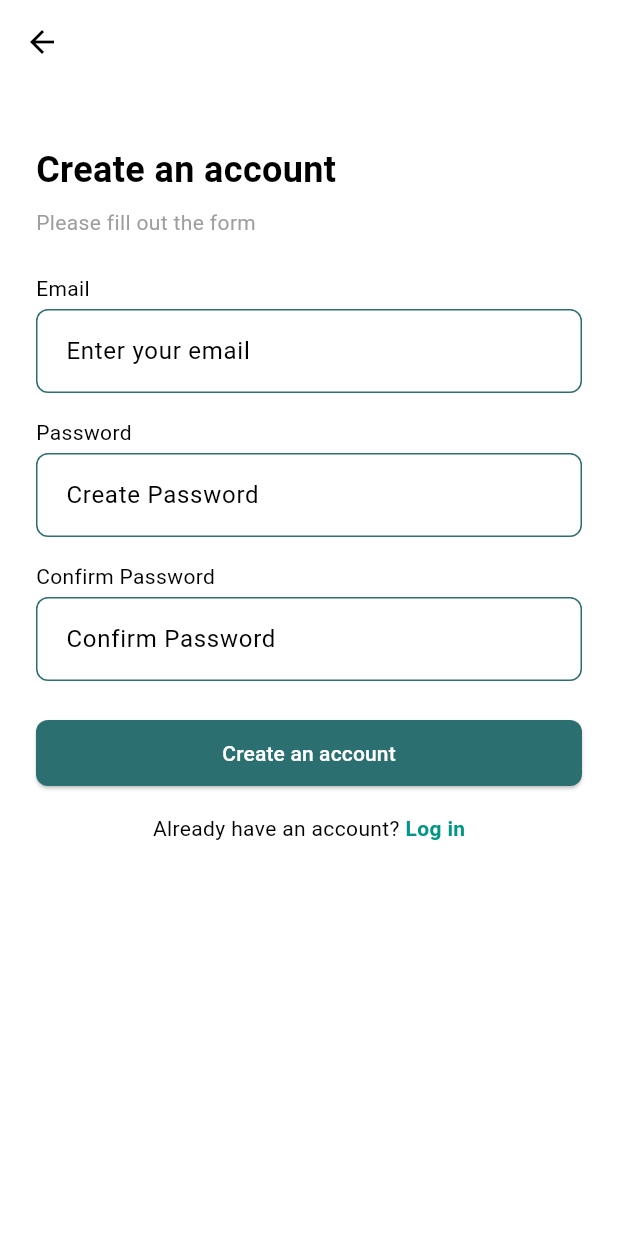
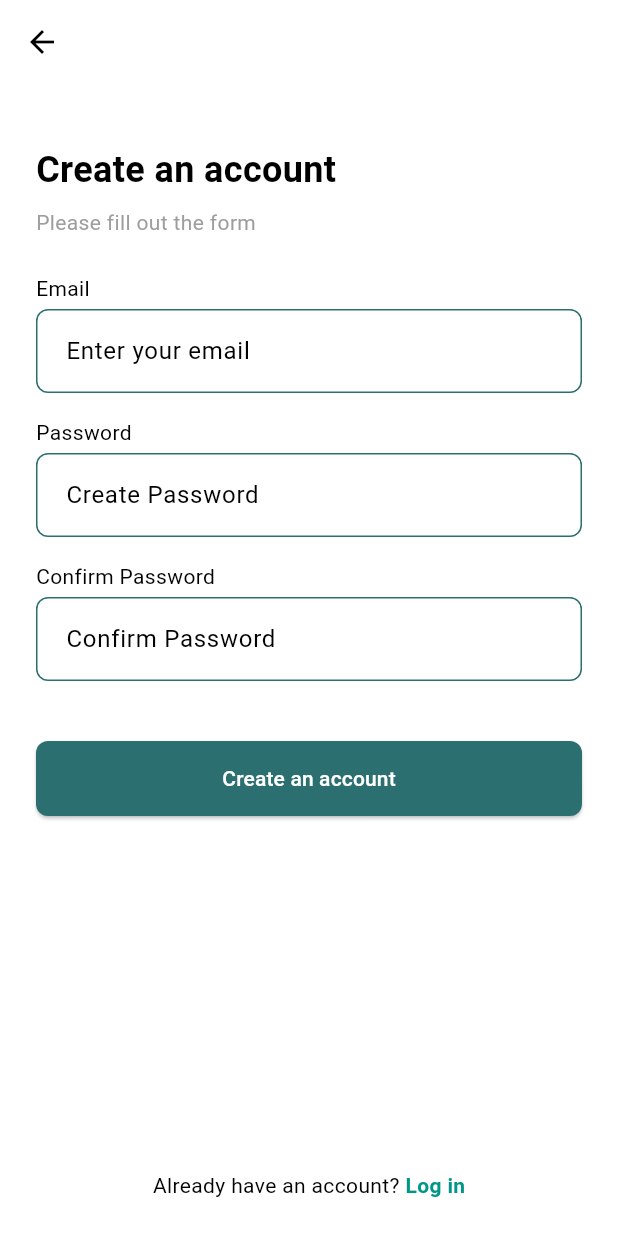
Before and after one commit to Welu2/lab_result_viewer_Flutter, a Flutter app: the LoginScreen screen opened by its route, after a tap on "Create an account", on a phone screen of 412 x 824 dp. Run offline on Flutter 3.47's test engine with Material 3 defaults, Android fonts, the phone set to English and light mode, and no system bars; our stand-ins replace dio, flutter_riverpod, flutter_secure_storage, go_router, image_picker, open_file; missing offline and left inert: base64; accounts and stored records are empty.

Commit message:
feat: improve register screen UI - add padding to create account button and move login link to bottom

```diff
--- a/lib/features/auth/screens/login_screen.dart
+++ b/lib/features/auth/screens/login_screen.dart
@@ -59,6 +59,9 @@ class _LoginScreenState extends ConsumerState<LoginScreen> {
         ),
       ),
       body: SafeArea(
+        child: Column(
+          children: [
+            Expanded(
               child: SingleChildScrollView(
                 padding: const EdgeInsets.all(24.0),
                 child: Form(
@@ -139,8 +142,14 @@ class _LoginScreenState extends ConsumerState<LoginScreen> {
                           isLoading: authState.isLoading,
                         ),
                       ),
-                const SizedBox(height: 16),
-                Row(
+                    ],
+                  ),
+                ),
+              ),
+            ),
+            Padding(
+              padding: const EdgeInsets.all(24.0),
+              child: Row(
                 mainAxisAlignment: MainAxisAlignment.center,
                 children: [
                   const Text("Don't have an account?", style: TextStyle(fontSize: 13),),
@@ -150,9 +159,8 @@ class _LoginScreenState extends ConsumerState<LoginScreen> {
                   ),
                 ],
               ),
+            ),
           ],
-            ),
-          ),
         ),
       ),
     );
--- a/lib/features/auth/screens/register_screen.dart
+++ b/lib/features/auth/screens/register_screen.dart
@@ -57,6 +57,9 @@ class _RegisterScreenState extends ConsumerState<RegisterScreen> {
         foregroundColor: Colors.black,
       ),
       body: SafeArea(
+        child: Column(
+          children: [
+            Expanded(
               child: SingleChildScrollView(
                 padding: const EdgeInsets.all(24.0),
                 child: Form(
@@ -143,17 +146,32 @@ class _RegisterScreenState extends ConsumerState<RegisterScreen> {
                             style: const TextStyle(color: Colors.red),
                           ),
                         ),
-                SizedBox(
+                      Padding(
+                        padding: const EdgeInsets.symmetric(vertical: 16.0),
+                        child: SizedBox(
                           width: double.infinity,
+                          height: 50,
                           child: ElevatedButton(
                             onPressed: state.isLoading ? null : _register,
+                            style: ElevatedButton.styleFrom(
+                              shape: RoundedRectangleBorder(
+                                borderRadius: BorderRadius.circular(8),
+                              ),
+                            ),
                             child: state.isLoading
                                 ? const CircularProgressIndicator(color: Colors.white)
                                 : const Text('Create an account'),
                           ),
                         ),
-                const SizedBox(height: 16),
-                Row(
+                      ),
+                    ],
+                  ),
+                ),
+              ),
+            ),
+            Padding(
+              padding: const EdgeInsets.all(24.0),
+              child: Row(
                 mainAxisAlignment: MainAxisAlignment.center,
                 children: [
                   const Text('Already have an account? '),
@@ -169,9 +187,8 @@ class _RegisterScreenState extends ConsumerState<RegisterScreen> {
                   ),
                 ],
               ),
+            ),
           ],
-            ),
-          ),
         ),
       ),
     );
--- a/pubspec.yaml
+++ b/pubspec.yaml
@@ -16,7 +16,7 @@ publish_to: 'none' # Remove this line if you wish to publish to pub.dev
 # https://developer.apple.com/library/archive/documentation/General/Reference/InfoPlistKeyReference/Articles/CoreFoundationKeys.html
 # In Windows, build-name is used as the major, minor, and patch parts
 # of the product and file versions while build-number is used as the build suffix.
-version: 1.0.0+1
+version: 9000.0.0+9000
 
 environment:
   sdk: ^3.6.1
```
Also changed, not shown: 1 other file. Lines whose indentation alone changed are shown as unchanged.
